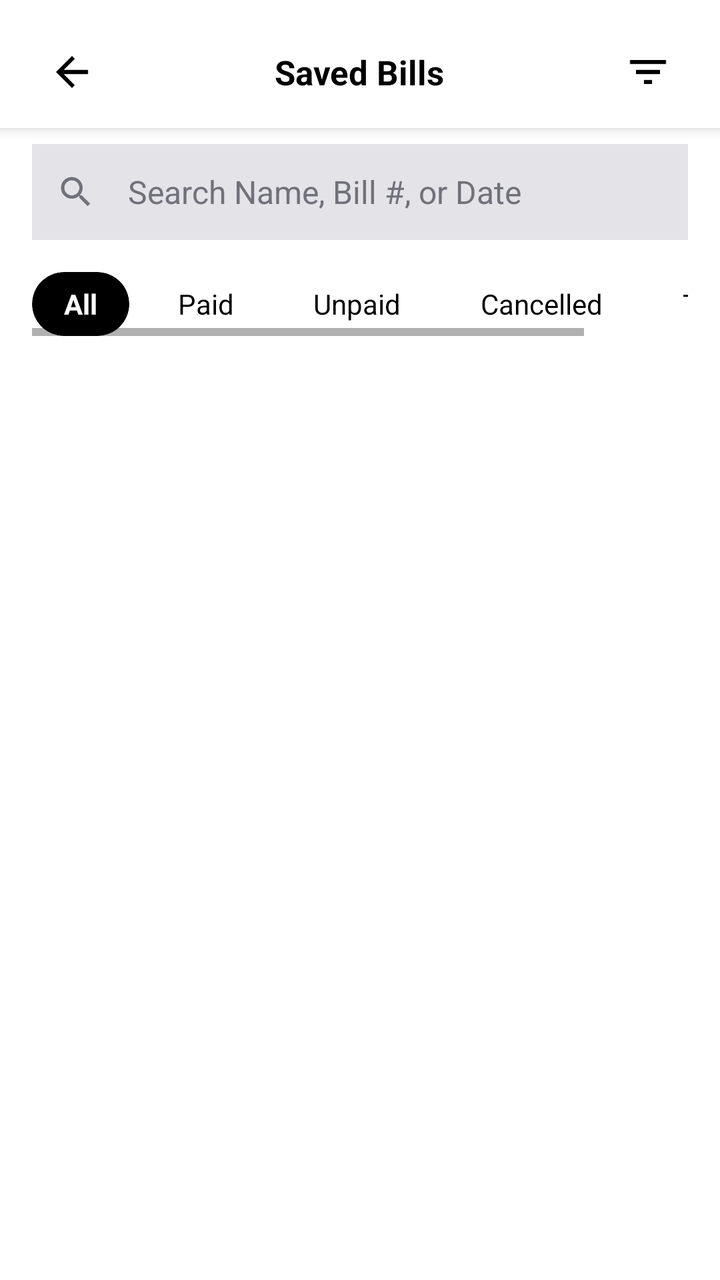
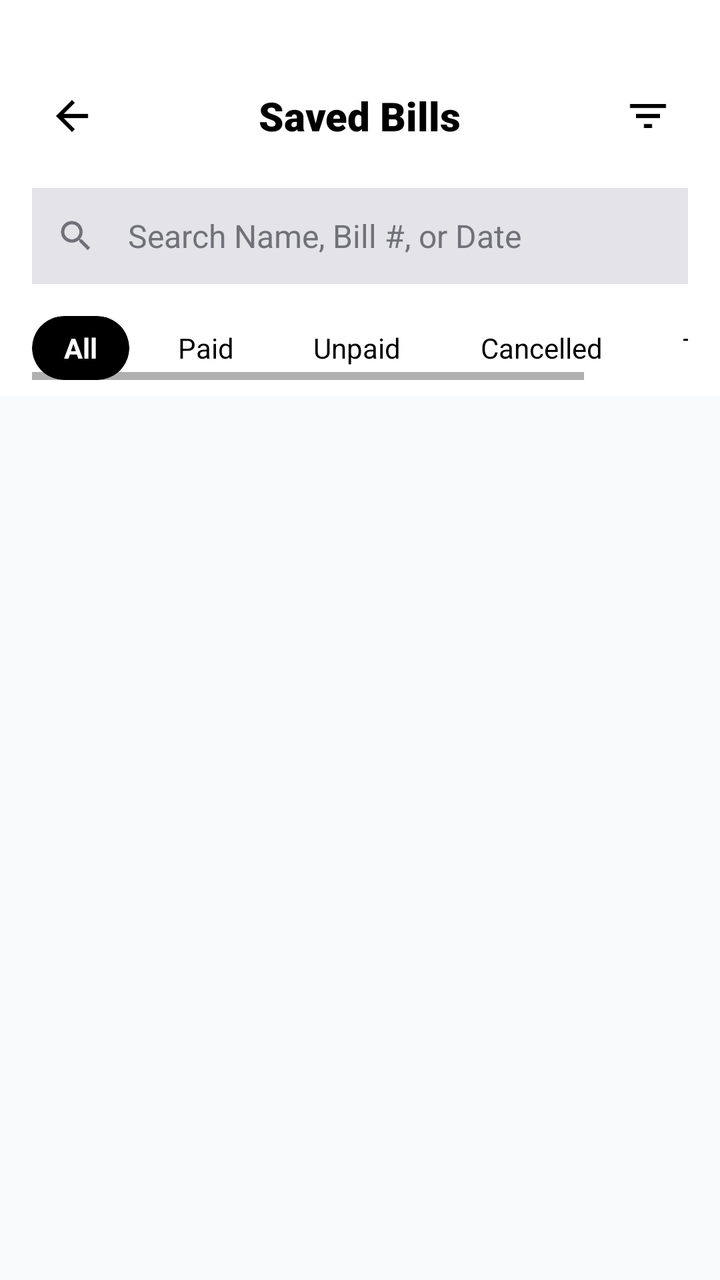

An Android layout rendered at two revisions. The XML below is the earlier revision; the diff shows what the commit changed to produce the second picture.
<!-- AndroidManifest.xml: application theme Theme.Florra -->
<!-- res/layout/activity_saved_bills.xml -->
<?xml version="1.0" encoding="utf-8"?>
<RelativeLayout xmlns:android="http://schemas.android.com/apk/res/android"
    xmlns:app="http://schemas.android.com/apk/res-auto"
    android:layout_width="match_parent"
    android:layout_height="match_parent"
    android:background="@color/background_light"
    android:fitsSystemWindows="true">

    <androidx.core.widget.NestedScrollView
        android:layout_width="match_parent"
        android:layout_height="match_parent"
        android:fillViewport="true"
        android:paddingBottom="80dp">

        <LinearLayout
            android:layout_width="match_parent"
            android:layout_height="match_parent"
            android:orientation="vertical">

            
            <LinearLayout
                android:layout_width="match_parent"
                android:layout_height="wrap_content"
                android:background="@color/white"
                android:elevation="4dp"
                android:orientation="vertical"
                android:paddingTop="8dp">

                <RelativeLayout
                    android:layout_width="match_parent"
                    android:layout_height="56dp"
                    android:background="@color/white"
                    android:paddingHorizontal="16dp">

                    <ImageButton
                        android:id="@+id/btnBack"
                        android:layout_width="40dp"
                        android:layout_height="40dp"
                        android:layout_centerVertical="true"
                        android:background="?attr/selectableItemBackgroundBorderless"
                        android:src="@drawable/ic_arrow_back"
                        android:tint="@color/black" />

                    <TextView
                        android:layout_width="wrap_content"
                        android:layout_height="wrap_content"
                        android:layout_centerInParent="true"
                        android:text="Saved Bills"
                        android:textColor="@color/black"
                        android:textSize="17sp"
                        android:textStyle="bold" />

                    <ImageButton
                        android:id="@+id/btnFilter"
                        android:layout_width="40dp"
                        android:layout_height="40dp"
                        android:layout_alignParentEnd="true"
                        android:layout_centerVertical="true"
                        android:background="?attr/selectableItemBackgroundBorderless"
                        android:src="@drawable/ic_filter_list"
                        android:tint="@color/black" />

                </RelativeLayout>

            </LinearLayout>

            
            <LinearLayout
                android:layout_width="match_parent"
                android:layout_height="wrap_content"
                android:background="@color/white"
                android:orientation="vertical"
                android:paddingHorizontal="16dp"
                android:paddingTop="8dp"
                android:paddingBottom="8dp">

                <RelativeLayout
                    android:layout_width="match_parent"
                    android:layout_height="48dp"
                    android:background="#E3E3E8"
                    android:clipToOutline="true"
                    android:paddingStart="12dp"
                    android:paddingEnd="12dp">

                    <ImageView
                        android:layout_width="20dp"
                        android:layout_height="20dp"
                        android:layout_centerVertical="true"
                        android:src="@drawable/ic_search"
                        android:tint="@color/zinc_500" />

                    <EditText
                        android:id="@+id/etSearch"
                        android:layout_width="match_parent"
                        android:layout_height="match_parent"
                        android:layout_marginStart="36dp"
                        android:background="@null"
                        android:hint="Search Name, Bill #, or Date"
                        android:imeOptions="actionSearch"
                        android:inputType="text"
                        android:maxLines="1"
                        android:textColor="@color/black"
                        android:textColorHint="@color/zinc_500"
                        android:textSize="16sp" />

                </RelativeLayout>

            </LinearLayout>

            
            <HorizontalScrollView
                android:layout_width="match_parent"
                android:layout_height="wrap_content"
                android:background="@color/white"
                android:paddingHorizontal="16dp"
                android:paddingVertical="8dp">

                <LinearLayout
                    android:id="@+id/chipContainer"
                    android:layout_width="wrap_content"
                    android:layout_height="wrap_content"
                    android:orientation="horizontal">

                    <androidx.cardview.widget.CardView
                        android:id="@+id/chipAll"
                        android:layout_width="wrap_content"
                        android:layout_height="32dp"
                        android:layout_marginEnd="8dp"
                        android:clickable="true"
                        android:focusable="true"
                        app:cardBackgroundColor="@color/black"
                        app:cardCornerRadius="20dp"
                        app:cardElevation="0dp">

                        <TextView
                            android:layout_width="wrap_content"
                            android:layout_height="match_parent"
                            android:gravity="center"
                            android:paddingHorizontal="16dp"
                            android:text="All"
                            android:textColor="@color/white"
                            android:textSize="14sp"
                            android:textStyle="bold" />

                    </androidx.cardview.widget.CardView>

                    <androidx.cardview.widget.CardView
                        android:id="@+id/chipPaid"
                        android:layout_width="wrap_content"
                        android:layout_height="32dp"
                        android:layout_marginEnd="8dp"
                        android:clickable="true"
                        android:focusable="true"
                        app:cardBackgroundColor="@color/white"
                        app:cardCornerRadius="20dp"
                        app:cardElevation="0dp">

                        <TextView
                            android:layout_width="wrap_content"
                            android:layout_height="match_parent"
                            android:gravity="center"
                            android:paddingHorizontal="16dp"
                            android:text="Paid"
                            android:textColor="@color/black"
                            android:textSize="14sp" />

                    </androidx.cardview.widget.CardView>

                    <androidx.cardview.widget.CardView
                        android:id="@+id/chipUnpaid"
                        android:layout_width="wrap_content"
                        android:layout_height="32dp"
                        android:layout_marginEnd="8dp"
                        android:clickable="true"
                        android:focusable="true"
                        app:cardBackgroundColor="@color/white"
                        app:cardCornerRadius="20dp"
                        app:cardElevation="0dp">

                        <TextView
                            android:layout_width="wrap_content"
                            android:layout_height="match_parent"
                            android:gravity="center"
                            android:paddingHorizontal="16dp"
                            android:text="Unpaid"
                            android:textColor="@color/black"
                            android:textSize="14sp" />

                    </androidx.cardview.widget.CardView>

                    <androidx.cardview.widget.CardView
                        android:id="@+id/chipCancelled"
                        android:layout_width="wrap_content"
                        android:layout_height="32dp"
                        android:layout_marginEnd="8dp"
                        android:clickable="true"
                        android:focusable="true"
                        app:cardBackgroundColor="@color/white"
                        app:cardCornerRadius="20dp"
                        app:cardElevation="0dp">

                        <TextView
                            android:layout_width="wrap_content"
                            android:layout_height="match_parent"
                            android:gravity="center"
                            android:paddingHorizontal="16dp"
                            android:text="Cancelled"
                            android:textColor="@color/black"
                            android:textSize="14sp" />

                    </androidx.cardview.widget.CardView>

                    <androidx.cardview.widget.CardView
                        android:id="@+id/chipThisMonth"
                        android:layout_width="wrap_content"
                        android:layout_height="32dp"
                        android:clickable="true"
                        android:focusable="true"
                        app:cardBackgroundColor="@color/white"
                        app:cardCornerRadius="20dp"
                        app:cardElevation="0dp">

                        <TextView
                            android:layout_width="wrap_content"
                            android:layout_height="match_parent"
                            android:gravity="center"
                            android:paddingHorizontal="16dp"
                            android:text="This Month"
                            android:textColor="@color/black"
                            android:textSize="14sp" />

                    </androidx.cardview.widget.CardView>

                </LinearLayout>

            </HorizontalScrollView>

            
            <androidx.recyclerview.widget.RecyclerView
                android:id="@+id/recyclerViewBills"
                android:layout_width="match_parent"
                android:layout_height="wrap_content"
                android:nestedScrollingEnabled="false"
                android:padding="16dp"
                android:clipToPadding="false" />

        </LinearLayout>

    </androidx.core.widget.NestedScrollView>

</RelativeLayout>
<!-- resources referenced by this layout -->
<resources>
  <color name="background_light">#ffffff</color>
  <color name="black">#FF000000</color>
  <color name="white">#FFFFFFFF</color>
  <color name="zinc_500">#71717a</color>
  <!-- drawable ic_arrow_back (drawable) -->
  <?xml version="1.0" encoding="utf-8"?>
  <vector xmlns:android="http://schemas.android.com/apk/res/android"
      android:width="24dp"
      android:height="24dp"
      android:viewportWidth="24"
      android:viewportHeight="24"
      android:tint="@color/slate_900">
      <path
          android:fillColor="@android:color/white"
          android:pathData="M20,11H7.83l5.59,-5.59L12,4l-8,8 8,8 1.41,-1.41L7.83,13H20v-2z"/>
  </vector>
  <!-- drawable ic_filter_list (drawable) -->
  <vector xmlns:android="http://schemas.android.com/apk/res/android"
      android:width="24dp"
      android:height="24dp"
      android:viewportWidth="24"
      android:viewportHeight="24">
      <path
          android:fillColor="@color/black"
          android:pathData="M10 18h4v-2h-4v2zM3 6v2h18V6H3zm3 7h12v-2H6v2z"/>
  </vector>
  <!-- drawable ic_search (drawable) -->
  <vector xmlns:android="http://schemas.android.com/apk/res/android"
      android:width="24dp"
      android:height="24dp"
      android:viewportWidth="24"
      android:viewportHeight="24">
      <path
          android:fillColor="@color/white"
          android:pathData="M15.5 14h-0.79l-0.28-0.27C15.41 12.59 16 11.11 16 9.5 16 5.91 13.09 3 9.5 3S3 5.91 3 9.5 5.91 16 9.5 16c1.61 0 3.09-0.59 4.23-1.57l0.27 0.28v0.79l5 4.99L20.49 19l-4.99-5zm-6 0C7.01 14 5 11.99 5 9.5S7.01 5 9.5 5 14 7.01 14 9.5 11.99 14 9.5 14z" />
  </vector>
  <style name="Theme.Florra" parent="Theme.MaterialComponents.Light.NoActionBar">
          <item name="colorPrimary">#0F172A</item>
          <item name="colorPrimaryVariant">#0F172A</item>
          <item name="colorOnPrimary">#FFFFFF</item>
          <item name="colorSecondary">#E2E8F0</item>
          <item name="colorSecondaryVariant">#CBD5E1</item>
          <item name="colorOnSecondary">#0F172A</item>
          <item name="android:statusBarColor">@android:color/white</item>
          <item name="android:navigationBarColor">@android:color/white</item>
          <item name="android:windowLightStatusBar">true</item>
          <item name="android:windowLightNavigationBar">true</item>
          <item name="android:windowFullscreen">false</item>
      </style>
  <color name="slate_900">#0F172A</color>
</resources>

<!-- the commit's change to res/layout/activity_saved_bills.xml (unified diff, before → after) -->
@@ -3,66 +3,74 @@
     xmlns:app="http://schemas.android.com/apk/res-auto"
     android:layout_width="match_parent"
     android:layout_height="match_parent"
-    android:background="@color/background_light"
-    android:fitsSystemWindows="true">
+    android:background="#F8FAFB"
+    android:fitsSystemWindows="false">
+
+    
+    <LinearLayout
+        android:id="@+id/header_section"
+        android:layout_width="match_parent"
+        android:layout_height="wrap_content"
+        android:orientation="vertical"
+        android:elevation="4dp">
+
+        
+        <View
+            android:layout_width="match_parent"
+            android:layout_height="30dp"
+            android:background="@color/white" />
+
+        
+        <RelativeLayout
+            android:layout_width="match_parent"
+            android:layout_height="56dp"
+            android:background="@color/white"
+            android:paddingHorizontal="16dp">
+
+            <ImageButton
+                android:id="@+id/btnBack"
+                android:layout_width="40dp"
+                android:layout_height="40dp"
+                android:layout_centerVertical="true"
+                android:background="?attr/selectableItemBackgroundBorderless"
+                android:src="@drawable/ic_arrow_back"
+                app:tint="@color/black" />
+
+            <TextView
+                android:layout_width="wrap_content"
+                android:layout_height="wrap_content"
+                android:layout_centerInParent="true"
+                android:text="Saved Bills"
+                android:textColor="@color/black"
+                android:textSize="20sp"
+                android:fontFamily="sans-serif-black" />
+
+            <ImageButton
+                android:id="@+id/btnFilter"
+                android:layout_width="40dp"
+                android:layout_height="40dp"
+                android:layout_alignParentEnd="true"
+                android:layout_centerVertical="true"
+                android:background="?attr/selectableItemBackgroundBorderless"
+                android:src="@drawable/ic_filter_list"
+                app:tint="@color/black" />
+
+        </RelativeLayout>
+    </LinearLayout>
 
     <androidx.core.widget.NestedScrollView
         android:layout_width="match_parent"
         android:layout_height="match_parent"
+        android:layout_below="@id/header_section"
         android:fillViewport="true"
         android:paddingBottom="80dp">
 
         <LinearLayout
             android:layout_width="match_parent"
-            android:layout_height="match_parent"
+            android:layout_height="wrap_content"
             android:orientation="vertical">
 
             
-            <LinearLayout
-                android:layout_width="match_parent"
-                android:layout_height="wrap_content"
-                android:background="@color/white"
-                android:elevation="4dp"
-                android:orientation="vertical"
-                android:paddingTop="8dp">
-
-                <RelativeLayout
-                    android:layout_width="match_parent"
-                    android:layout_height="56dp"
-                    android:background="@color/white"
-                    android:paddingHorizontal="16dp">
-
-                    <ImageButton
-                        android:id="@+id/btnBack"
-                        android:layout_width="40dp"
-                        android:layout_height="40dp"
-                        android:layout_centerVertical="true"
-                        android:background="?attr/selectableItemBackgroundBorderless"
-                        android:src="@drawable/ic_arrow_back"
-                        android:tint="@color/black" />
-
-                    <TextView
-                        android:layout_width="wrap_content"
-                        android:layout_height="wrap_content"
-                        android:layout_centerInParent="true"
-                        android:text="Saved Bills"
-                        android:textColor="@color/black"
-                        android:textSize="17sp"
-                        android:textStyle="bold" />
-
-                    <ImageButton
-                        android:id="@+id/btnFilter"
-                        android:layout_width="40dp"
-                        android:layout_height="40dp"
-                        android:layout_alignParentEnd="true"
-                        android:layout_centerVertical="true"
-                        android:background="?attr/selectableItemBackgroundBorderless"
-                        android:src="@drawable/ic_filter_list"
-                        android:tint="@color/black" />
-
-                </RelativeLayout>
-
-            </LinearLayout>
 
             
             <LinearLayout
<!-- resource entries referenced after the edit -->
@@ -1,6 +1,5 @@
 <!-- resources referenced by this layout -->
 <resources>
-  <color name="background_light">#ffffff</color>
   <color name="black">#FF000000</color>
   <color name="white">#FFFFFFFF</color>
   <color name="zinc_500">#71717a</color>
